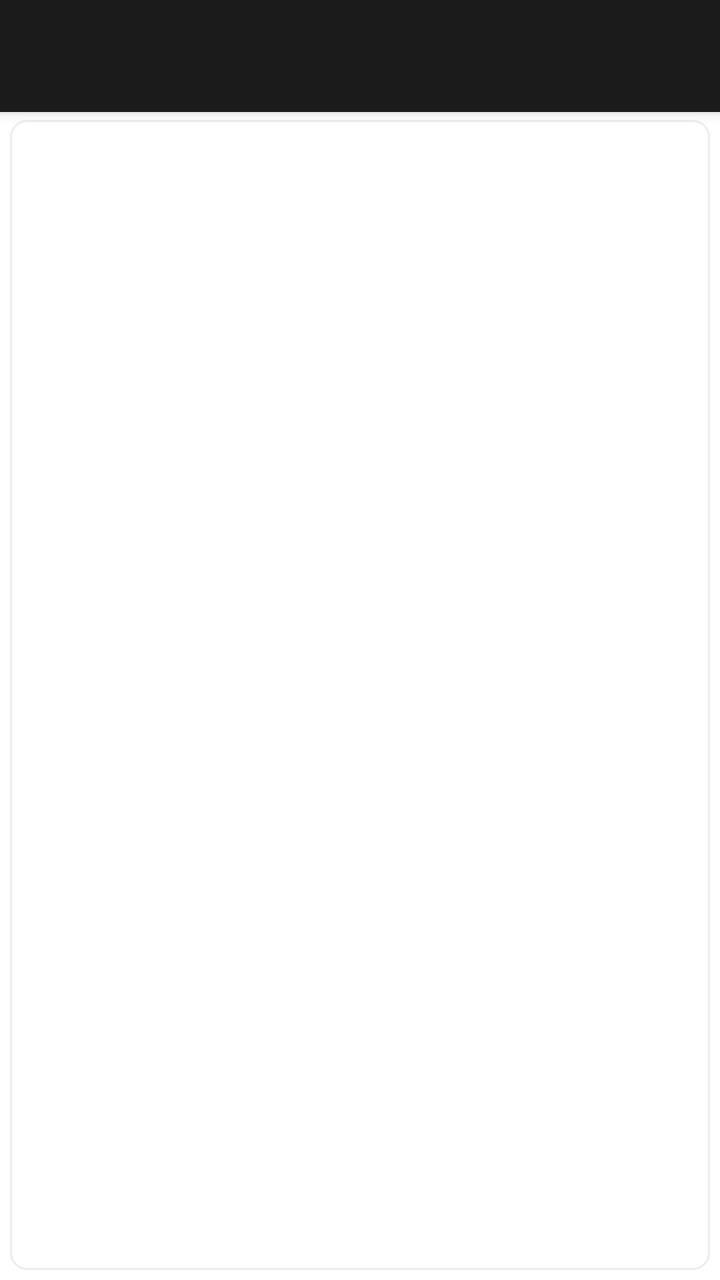
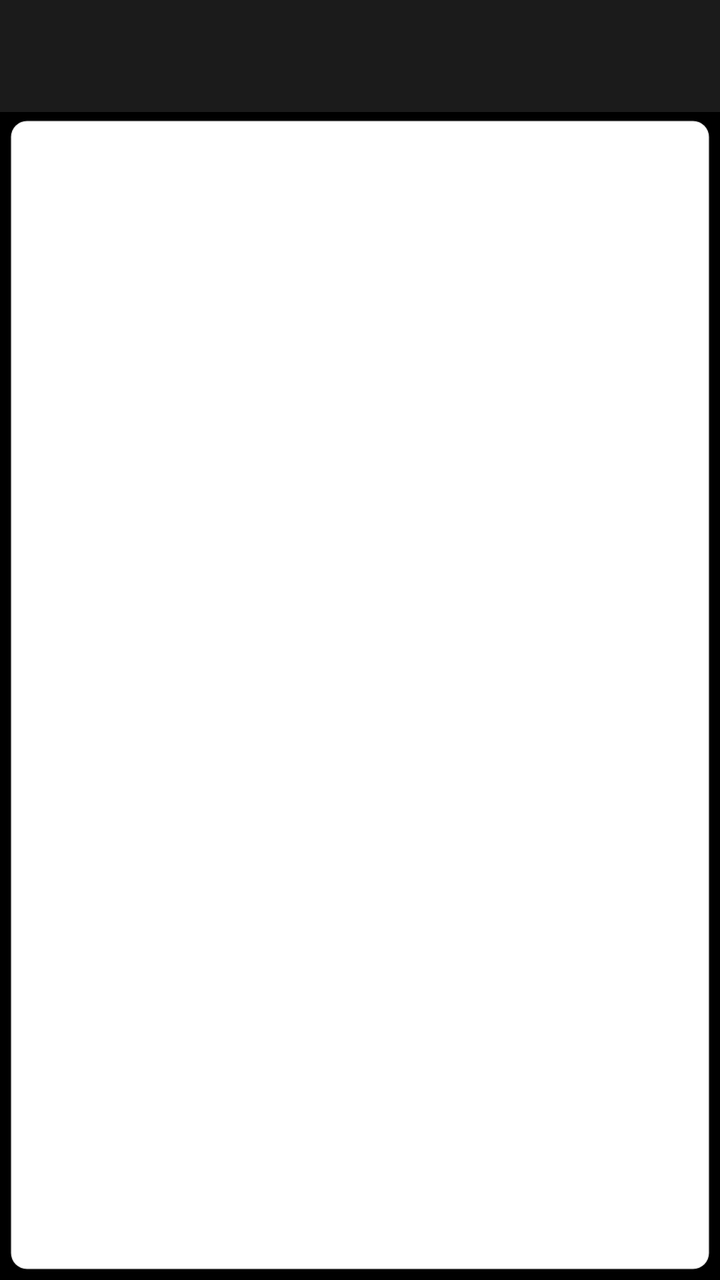

Compare the two renders of this Android layout. The source of the first and the diff that turns it into the second are given below.
<!-- AndroidManifest.xml: application theme Theme.CantosCoro.NoActionBar -->
<!-- res/layout/activity_canto.xml -->
<?xml version="1.0" encoding="utf-8"?>
<androidx.constraintlayout.widget.ConstraintLayout xmlns:android="http://schemas.android.com/apk/res/android"
    xmlns:tools="http://schemas.android.com/tools"
    xmlns:app="http://schemas.android.com/apk/res-auto"
    android:layout_width="match_parent"
    android:layout_height="match_parent"
    tools:context=".ui.CantoActivity">

    <include
        android:id="@+id/app_bar"
        layout="@layout/app_bar"
        android:layout_width="match_parent"
        android:layout_height="match_parent" />

    <EditText
        android:id="@+id/eLetra"
        android:layout_width="match_parent"
        android:layout_height="match_parent"
        android:layout_marginLeft="5dp"
        android:layout_marginTop="60dp"
        android:layout_marginRight="5dp"
        android:layout_marginBottom="5dp"
        android:gravity="top"
        android:inputType="textMultiLine"
        style="@style/campo"
        android:autofillHints=""
        tools:ignore="LabelFor" />

    <include
        android:id="@+id/reproducir_audio"
        layout="@layout/item_reproducir_audio"
        android:layout_width="200dp"
        android:layout_height="wrap_content"
        android:visibility="gone"
        app:layout_constraintBottom_toBottomOf="@+id/app_bar"
        app:layout_constraintEnd_toEndOf="parent"
        app:layout_constraintHorizontal_bias="0.497"
        app:layout_constraintStart_toStartOf="parent"
        app:layout_constraintTop_toTopOf="@+id/eLetra"
        app:layout_constraintVertical_bias="0.991" />

    <com.google.android.material.floatingactionbutton.FloatingActionButton
        android:id="@+id/fabSiguiente"
        android:layout_width="wrap_content"
        android:layout_height="wrap_content"
        android:alpha="0.5"
        android:layout_marginEnd="10dp"
        android:layout_marginBottom="10dp"
        android:backgroundTint="@color/gris"
        app:layout_constraintBottom_toBottomOf="parent"
        app:layout_constraintEnd_toEndOf="parent"
        android:visibility="invisible"
        app:srcCompat="@drawable/flechad" />

    <com.google.android.material.floatingactionbutton.FloatingActionButton
        android:id="@+id/fabAntes"
        android:layout_width="wrap_content"
        android:layout_height="wrap_content"
        android:alpha="0.5"
        android:layout_marginStart="10dp"
        android:layout_marginBottom="10dp"
        android:backgroundTint="@color/gris"
        app:layout_constraintBottom_toBottomOf="parent"
        app:layout_constraintStart_toStartOf="parent"
        android:visibility="invisible"
        app:srcCompat="@drawable/flechai"/>


</androidx.constraintlayout.widget.ConstraintLayout>
<!-- res/layout/app_bar.xml (included above) -->
<?xml version="1.0" encoding="utf-8"?>
<androidx.coordinatorlayout.widget.CoordinatorLayout xmlns:android="http://schemas.android.com/apk/res/android"
    xmlns:app="http://schemas.android.com/apk/res-auto"
    xmlns:tools="http://schemas.android.com/tools"
    android:layout_width="match_parent"
    android:layout_height="match_parent"
    tools:context=".ui.MenuLateralActivity">

    <com.google.android.material.appbar.AppBarLayout
        android:layout_width="match_parent"
        android:layout_height="wrap_content"
        android:theme="@style/Theme.CantosCoro.AppBarOverlay">

        <androidx.appcompat.widget.Toolbar
            android:id="@+id/toolbar"
            android:layout_width="match_parent"
            android:layout_height="?attr/actionBarSize"
            android:background="@color/teal_500"
            app:popupTheme="@style/Theme.CantosCoro.PopupOverlay"
            />

    </com.google.android.material.appbar.AppBarLayout>

</androidx.coordinatorlayout.widget.CoordinatorLayout>
<!-- res/layout/item_reproducir_audio.xml (included above) -->
<?xml version="1.0" encoding="utf-8"?>

<RelativeLayout xmlns:android="http://schemas.android.com/apk/res/android"
    xmlns:app="http://schemas.android.com/apk/res-auto"
    android:layout_width="match_parent"
    android:layout_height="match_parent"
    android:orientation="vertical"
    android:paddingBottom="6dp">

    <androidx.cardview.widget.CardView
        android:id="@+id/cvCanto"
        android:layout_width="match_parent"
        android:layout_height="wrap_content"
        android:animateLayoutChanges="true"
        app:cardCornerRadius="10dp"
        style="@style/item_canto"
        app:cardElevation="0.5dp">

        <LinearLayout
            android:layout_width="match_parent"
            android:layout_height="match_parent"
            android:orientation="horizontal">

            <ImageView
                android:id="@+id/imageView"
                android:layout_width="32dp"
                android:layout_height="32dp"
                android:layout_gravity="center_vertical"
                android:layout_marginStart="10dp"
                app:srcCompat="@drawable/play" />

            <LinearLayout
                android:layout_width="0dp"
                android:layout_height="wrap_content"
                android:layout_weight="1"
                android:orientation="vertical"
                android:layout_margin="5dp">

                <TextView
                    android:id="@+id/tNombreAudio"
                    android:layout_width="wrap_content"
                    android:layout_height="wrap_content"
                    android:layout_gravity="center_vertical"
                    android:text="@string/nombre"
                    android:layout_marginStart="10dp"
                    android:textSize="14sp"
                    android:textStyle="bold" />

                <SeekBar
                    android:id="@+id/seekBar"
                    android:layout_width="match_parent"
                    android:layout_height="wrap_content" />

                <LinearLayout
                    android:layout_width="wrap_content"
                    android:layout_height="wrap_content"
                    android:orientation="horizontal">

                    <TextView
                        android:id="@+id/tDuracion"
                        android:layout_width="wrap_content"
                        android:layout_height="wrap_content"
                        android:layout_gravity="center_vertical"
                        android:layout_marginStart="10dp"
                        android:text="@string/duracion"
                        android:textSize="10sp"
                        android:textStyle="italic" />
                </LinearLayout>

            </LinearLayout>

            

        </LinearLayout>

    </androidx.cardview.widget.CardView>
</RelativeLayout>
<!-- resources referenced by this layout -->
<resources>
  <color name="gris">#777</color>
  <color name="teal_500">#1B1B1B</color>
  <!-- drawable flechad: png bitmap (drawable, 463 bytes) -->
  <!-- drawable flechai: png bitmap (drawable, 471 bytes) -->
  <!-- drawable play (drawable) -->
  <vector android:height="24dp" android:tint="#000000"
      android:viewportHeight="24" android:viewportWidth="24"
      android:width="24dp" xmlns:android="http://schemas.android.com/apk/res/android">
      <path android:fillColor="@android:color/white" android:pathData="M8,5v14l11,-7z"/>
  </vector>
  <string name="duracion">Duracion</string>
  <string name="nombre">Nombre</string>
  <style name="Theme.CantosCoro.AppBarOverlay" parent="ThemeOverlay.AppCompat.Dark.ActionBar" />
  <style name="Theme.CantosCoro.PopupOverlay" parent="ThemeOverlay.AppCompat.Light" />
  <style name="campo" parent="TextAppearance.AppCompat">
          <item name="android:textColor">#121212</item>
          <item name="android:background">@drawable/redondo_claro</item>
      </style>
  <style name="item_canto" parent="TextAppearance.AppCompat">
          <item name="android:textColor">#0F1010</item>
          <item name="android:background">#D9E7ED</item>
      </style>
  <style name="Theme.CantosCoro.NoActionBar">
          <item name="windowActionBar">false</item>
          <item name="windowNoTitle">true</item>
      </style>
  <!-- drawable redondo_claro (drawable) -->
  <?xml version="1.0" encoding="utf-8"?>
  
  <shape xmlns:android="http://schemas.android.com/apk/res/android">
          <stroke
              android:width="1dp"
              android:color="#1E5E5E5E"/>
              <solid
               android:color="#FFF"
              />
             <padding
                 android:bottom="3dp"
                 android:left="3dp"
                 android:right="3dp"
                 android:top="3dp"
                 />
              <corners
                  android:radius="8dp"
                  />
  
  </shape>
</resources>

<!-- the commit's change to res/layout/activity_canto.xml (unified diff, before → after) -->
@@ -4,6 +4,8 @@
     xmlns:app="http://schemas.android.com/apk/res-auto"
     android:layout_width="match_parent"
     android:layout_height="match_parent"
+    android:fitsSystemWindows="true"
+    style="@style/barra"
     tools:context=".ui.CantoActivity">
 
     <include
<!-- resource entries referenced after the edit -->
@@ -14,6 +14,10 @@
   <string name="nombre">Nombre</string>
   <style name="Theme.CantosCoro.AppBarOverlay" parent="ThemeOverlay.AppCompat.Dark.ActionBar" />
   <style name="Theme.CantosCoro.PopupOverlay" parent="ThemeOverlay.AppCompat.Light" />
+  <style name="barra" parent="TextAppearance.AppCompat">
+          <item name="android:textColor">#ACACAC</item>
+          <item name="android:background">#000000</item>
+      </style>
   <style name="campo" parent="TextAppearance.AppCompat">
           <item name="android:textColor">#121212</item>
           <item name="android:background">@drawable/redondo_claro</item>
